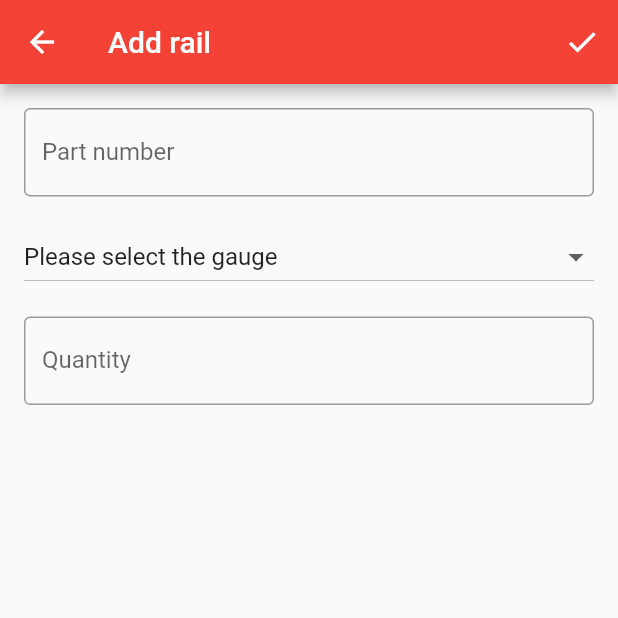
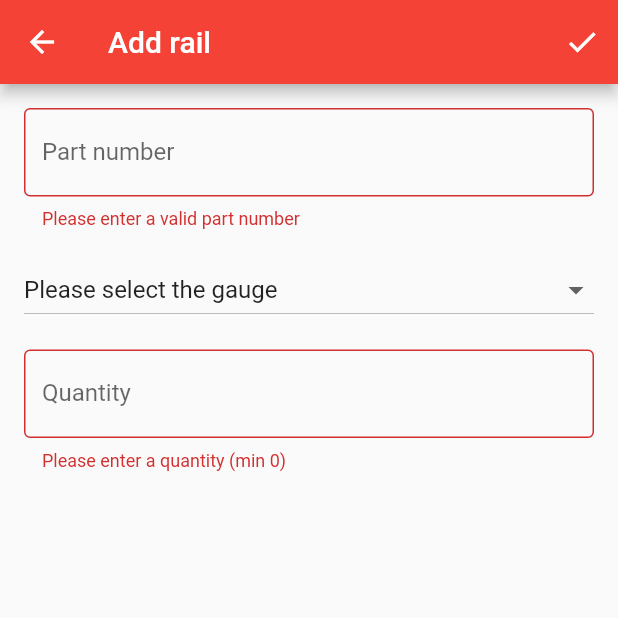
Before and after one commit to Razzorback225/Railway-Inventory-Companion, a Flutter app: the NewRailPage screen opened directly, after a tap on the "check" icon, on a phone screen of 412 x 824 dp, the top half of it. Run offline on Flutter 3.47's test engine with Material 2 defaults, Android fonts, the phone set to English and light mode, and no system bars; our stand-ins replace firebase_auth, firebase_core, firebase_database, font_awesome_flutter; accounts and stored records are empty.

Commit message:
Updated code

```diff
--- a/code/lib/firebase.dart
+++ b/code/lib/firebase.dart
@@ -6,18 +6,6 @@ class Firebase {
   Firebase();
   User user = FirebaseAuth.instance.currentUser;
   final databaseReference = FirebaseDatabase.instance.reference();
-
-  Future<bool> checkRootExist() async {
-    //TODO : Add root checking verification
-    await databaseReference.child(user.uid).once().then((DataSnapshot snapshot){
-      if(snapshot.value != null){
-        return true;
-      }
-      else{
-        return false;
-      }
-    });
-  }
 
   Future<void> createRoot() async {
     await databaseReference.child(user.uid).set("Marklin");
@@ -31,10 +19,19 @@ class Firebase {
       for(String trackType in typeList) {
         await databaseReference.child(user.uid).child("Marklin").child(gauge).child(trackType).once().then((DataSnapshot snapshot) {
           if(snapshot.value != null) {
-            Map<String, int> buffer = new Map.from(snapshot.value);
+            Map<String, dynamic> buffer = new Map.from(snapshot.value);
 
             for (String part in buffer.keys) {
-                items.add(Rail(part, gauge, trackType, buffer[part].toString()));
+                items.add(Rail(
+                  part,
+                  gauge,
+                  trackType,
+                  buffer[part]["Quantity"].toString(),
+                  "Marklin",
+                  buffer[part]["Description"],
+                  buffer[part]["Picture"]
+                )
+              );
             }
           }
         });
@@ -49,10 +46,19 @@ class Firebase {
     else{
       await databaseReference.child(user.uid).child("Marklin").child(gauge).once().then((DataSnapshot snapshot) {
         if(snapshot.value != null) {
-          Map<String, int> buffer = new Map.from(snapshot.value);
+          Map<String, dynamic> buffer = new Map.from(snapshot.value);
 
           for (String part in buffer.keys) {
-              items.add(Rail(part, gauge, "N/A", buffer[part].toString()));
+              items.add(Rail(
+                part,
+                gauge,
+                "N/A",
+                buffer[part]["Quantity"].toString(),
+                "Marklin",
+                buffer[part]["Description"],
+                buffer[part]["Picture"]
+              )
+            );
           }
           return items;
         }
@@ -67,10 +73,10 @@ class Firebase {
     var path = databaseReference.child(user.uid).child("Marklin").child(gauge);
 
     if(gauge != "HO"){
-      path.child(partNumber).set(quantity);
+      path.child(partNumber).child("Quantity").set(quantity);
     }
     else {
-      path.child(trackType).child(partNumber).set(quantity);
+      path.child(trackType).child(partNumber).child("Quantity").set(quantity);
     }
   }
 }
--- a/code/lib/models/rail.dart
+++ b/code/lib/models/rail.dart
@@ -3,8 +3,11 @@ class Rail {
   String partGauge;
   String partType;
   String partQuantity;
+  String partBrand;
+  String partDesc;
+  String partImageUrl;
 
-  Rail(this.partNumber, this.partGauge, this.partType, this.partQuantity);
+  Rail(this.partNumber, this.partGauge, this.partType, this.partQuantity, this.partBrand, this.partDesc, this.partImageUrl);
 
-  String toString() => "{$partNumber, $partGauge, $partType, $partQuantity}";
+  String toString() => "{$partNumber, $partGauge, $partType, $partQuantity, $partBrand, $partDesc, $partImageUrl}";
 }
--- a/code/lib/screen/login/signup.dart
+++ b/code/lib/screen/login/signup.dart
@@ -17,7 +17,6 @@ class SignUpPage extends StatefulWidget {
 class _SignUpPageState extends State<SignUpPage>{
 
   final _formKey = GlobalKey<FormState>();
-  final GlobalKey<ScaffoldState> _scaffold = GlobalKey<ScaffoldState>();
 
   final usernameCtrlr = TextEditingController();
   final passwordCtrlr = TextEditingController();
@@ -28,7 +27,6 @@ class _SignUpPageState extends State<SignUpPage>{
     return Form(
       key: _formKey,
       child: Scaffold(
-        key: _scaffold,
         body: Container(
           padding: EdgeInsets.all(16),
           child: ListView(
--- a/code/lib/screen/newRail.dart
+++ b/code/lib/screen/newRail.dart
@@ -1,5 +1,6 @@
 import '../firebase.dart';
 import 'package:flutter/material.dart';
+import 'dialog/dialog.dart';
 
 class NewRailPage extends StatefulWidget {
   NewRailPage({Key key, this.title}) : super(key: key);
@@ -13,6 +14,8 @@ class NewRailPage extends StatefulWidget {
 class _NewRailPageState extends State<NewRailPage>{
 
   Firebase fb = new Firebase();
+
+  final _formKey = GlobalKey<FormState>();
 
   final partNumberCtrlr = TextEditingController();
   final quantityCtrlr = TextEditingController();
@@ -57,17 +60,16 @@ class _NewRailPageState extends State<NewRailPage>{
 
   @override
   Widget build (BuildContext ctxt){
-    return new Scaffold(
-      appBar: new AppBar(
-        title: new Text("Add rail"),
+    return Form(
+      key : _formKey,
+      child: Scaffold(
+        appBar: AppBar(
+          title: Text("Add rail"),
           backgroundColor: Colors.red,
           actions: [
             IconButton(
               icon: Icon(Icons.check),
-            onPressed: (){
-              fb.pushNR(partNumberCtrlr.text, _currentGauge, int.parse(quantityCtrlr.text), _currentTrackType);
-              Navigator.pop(ctxt);
-            },
+              onPressed: validateNewRail,
             ),
           ],
         ),
@@ -76,12 +78,18 @@ class _NewRailPageState extends State<NewRailPage>{
           child: Column(
             crossAxisAlignment: CrossAxisAlignment.start,
             children: <Widget>[
-            TextField(
+              TextFormField(
                 controller: partNumberCtrlr,
                 decoration: InputDecoration(
                   border: OutlineInputBorder(),
                   labelText: 'Part number',
                 ),
+                validator: (value){
+                  if(value.isEmpty){
+                    return 'Please enter a valid part number';
+                  }
+                  return null;
+                },
               ),
               SizedBox(height : 16),
               DropdownButton(
@@ -91,12 +99,19 @@ class _NewRailPageState extends State<NewRailPage>{
                 onChanged: gaugeDropDownMenu_change,
               ),
               SizedBox(height : 16),
-            TextField(
+              TextFormField(
+                keyboardType: TextInputType.number,
                 controller: quantityCtrlr,
                 decoration: InputDecoration(
                   border: OutlineInputBorder(),
                   labelText: 'Quantity'
                 ),
+                validator: (value){
+                  if(value.isEmpty){
+                    return 'Please enter a quantity (min 0)';
+                  }
+                  return null;
+                },
               ),
               SizedBox(height : 16),
               Visibility(
@@ -111,6 +126,7 @@ class _NewRailPageState extends State<NewRailPage>{
             ],
           ),
         ),
+      )
     );
   }
 
@@ -131,4 +147,34 @@ class _NewRailPageState extends State<NewRailPage>{
       _currentTrackType = selectedTrackType;
     });
   }
+
+  Future validateNewRail() async{
+    MessageDialog errorD = new MessageDialog(context);
+    if(_formKey.currentState.validate()){
+      switch(_currentGauge){
+        case "1" :
+          createRail();
+          break;
+        case "HO" :
+          if(_currentTrackType != "Please select a track type"){
+            createRail();
           }
+          else{
+            errorD.showMessageDialog("Error", "Please select a track type to add a new rail.");
+          }
+          break;
+        case "Z":
+          createRail();
+          break;
+        default:
+          errorD.showMessageDialog("Error", "Please select a gauge to add a new rail.");
+          break;
+      }
+    }
+  }
+
+  void createRail(){
+    fb.pushNR(partNumberCtrlr.text, _currentGauge, int.parse(quantityCtrlr.text), _currentTrackType);
+    Navigator.pop(context);
+  }
+}
```
Also changed, not shown: code/lib/screen/home.dart (+46 -32 lines), code/lib/screen/railInfo.dart (+61 -29 lines), 3 other files. Lines whose indentation alone changed are shown as unchanged.
